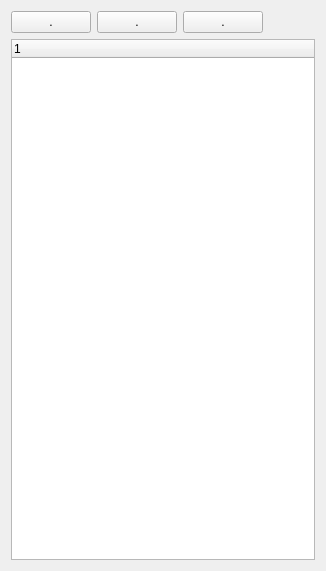
First picture: the form in source/Views/connectionlistview.ui, repository dnpalex/best_ora_ide, before the edit.
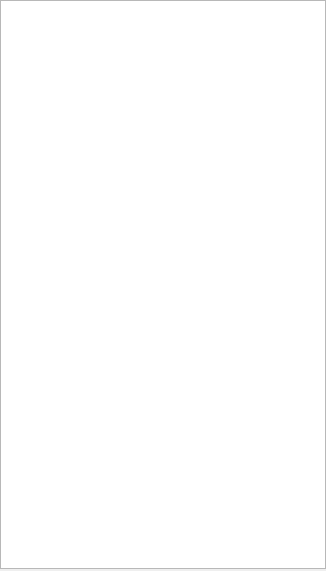
Second picture: the form after the edit.

What changed in the file:
```diff
--- a/source/Views/connectionlistview.ui
+++ b/source/Views/connectionlistview.ui
@@ -14,49 +14,29 @@
    <string>Form</string>
   </property>
   <layout class="QVBoxLayout" name="verticalLayout">
-   <item>
-    <layout class="QHBoxLayout" name="horizontalLayout" stretch="1,1,1,10">
-     <property name="rightMargin">
-      <number>0</number>
-     </property>
-     <item>
-      <widget class="QPushButton" name="pushButton">
-       <property name="text">
-        <string>.</string>
-       </property>
-      </widget>
-     </item>
-     <item>
-      <widget class="QPushButton" name="pushButton_3">
-       <property name="text">
-        <string>.</string>
-       </property>
-      </widget>
-     </item>
-     <item>
-      <widget class="QPushButton" name="pushButton_2">
-       <property name="text">
-        <string>.</string>
-       </property>
-      </widget>
-     </item>
-     <item>
-      <spacer name="horizontalSpacer">
-       <property name="orientation">
-        <enum>Qt::Horizontal</enum>
-       </property>
-       <property name="sizeHint" stdset="0">
-        <size>
-         <width>40</width>
-         <height>20</height>
-        </size>
-       </property>
-      </spacer>
-     </item>
-    </layout>
-   </item>
+   <property name="spacing">
+    <number>0</number>
+   </property>
+   <property name="leftMargin">
+    <number>0</number>
+   </property>
+   <property name="topMargin">
+    <number>0</number>
+   </property>
+   <property name="rightMargin">
+    <number>0</number>
+   </property>
+   <property name="bottomMargin">
+    <number>2</number>
+   </property>
    <item>
     <widget class="QTreeWidget" name="treeWidget">
+     <property name="animated">
+      <bool>true</bool>
+     </property>
+     <property name="headerHidden">
+      <bool>true</bool>
+     </property>
      <column>
       <property name="text">
        <string/>
```
Left out of the diff: 3 changed lines with no effect on the pictures.
